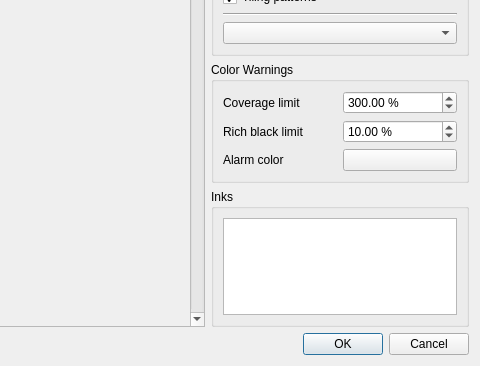
First picture: the form in Pdf4QtViewerPlugins/OutputPreviewPlugin/outputpreviewdialog.ui, repository JakubMelka/PDF4QT, before the edit; both pictures show x 475 to 955 and y 311 to 677 of the 955 by 677 pixel window.
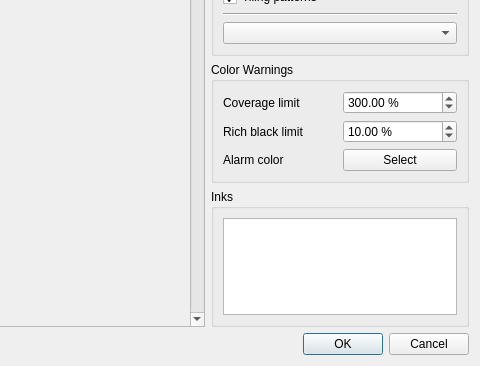
Second picture: the form after the edit. Custom widgets are drawn as their Qt base class.

What changed in the file:
```diff
--- a/Pdf4QtViewerPlugins/OutputPreviewPlugin/outputpreviewdialog.ui
+++ b/Pdf4QtViewerPlugins/OutputPreviewPlugin/outputpreviewdialog.ui
@@ -252,7 +252,7 @@
           <item row="2" column="1">
            <widget class="QPushButton" name="alarmColorButton">
             <property name="text">
-             <string/>
+             <string>Select</string>
             </property>
            </widget>
           </item>
```
